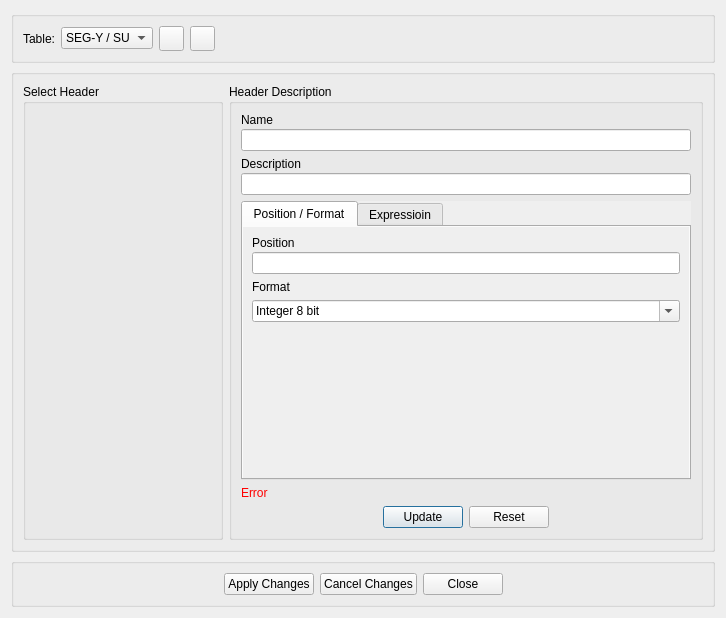
First picture: the form in SeiSeeMp/edithdrdialog.ui, repository tuoyuangui/SeiSee, before the edit.
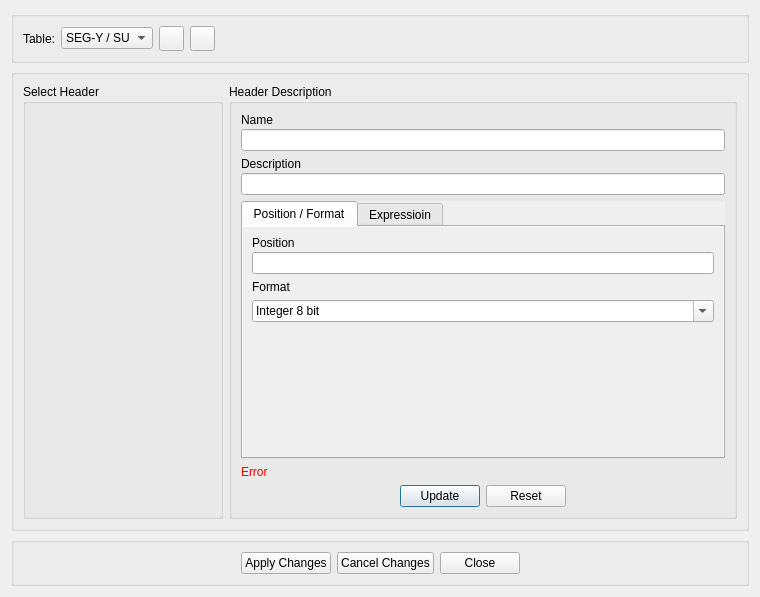
Second picture: the form after the edit. Icons and pictures are not drawn.

The edit to the form file:
```diff
--- a/SeiSeeMp/edithdrdialog.ui
+++ b/SeiSeeMp/edithdrdialog.ui
@@ -2,14 +2,6 @@
 <ui version="4.0">
  <class>EditHdrDialog</class>
  <widget class="QDialog" name="EditHdrDialog">
-  <property name="geometry">
-   <rect>
-    <x>0</x>
-    <y>0</y>
-    <width>726</width>
-    <height>618</height>
-   </rect>
-  </property>
   <property name="windowTitle">
    <string>Header Editor</string>
   </property>
```
